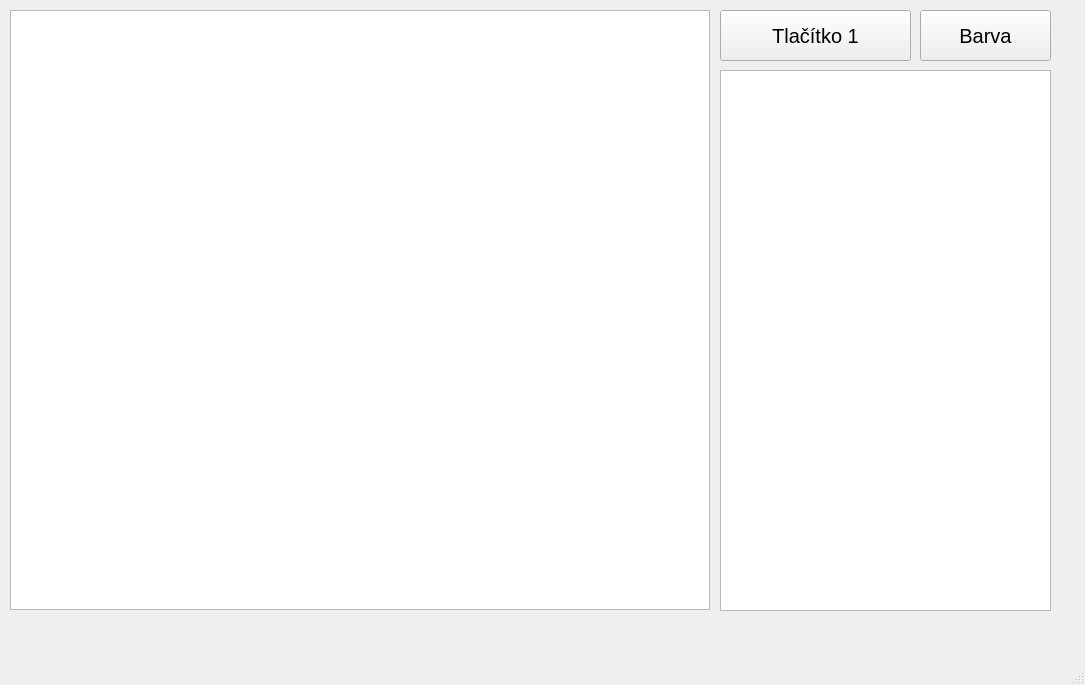
Qt form 12_Letadlo/mainwindow.ui (SPSMB/PRO_4r_2023_2024_IT1) before a commit.
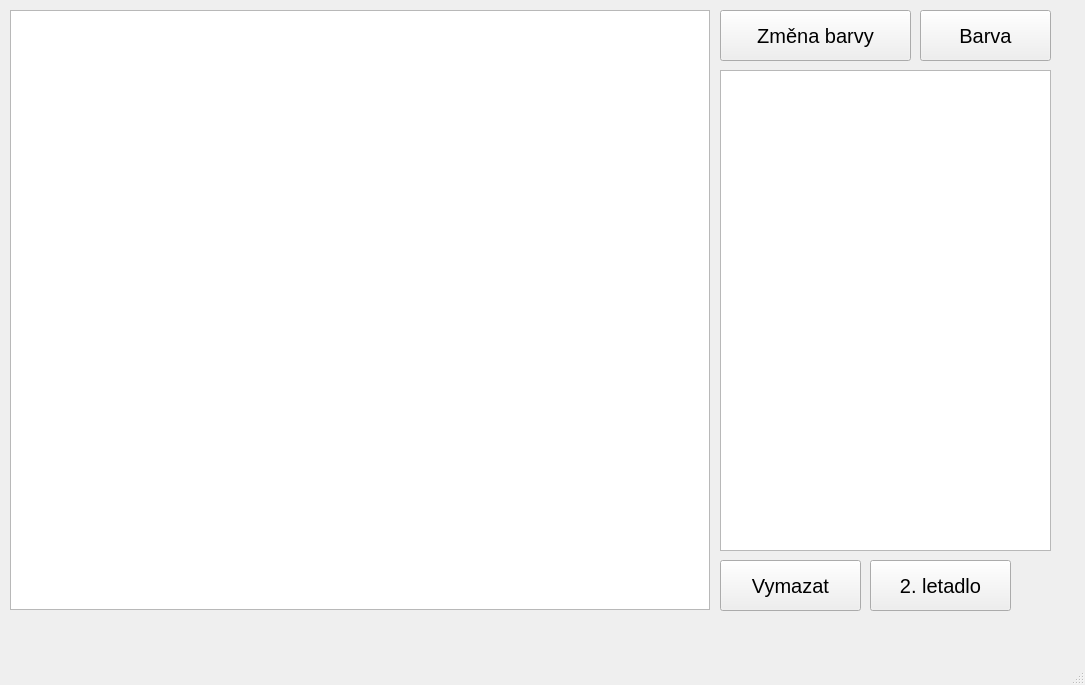
The same form after that commit.

```diff
--- a/12_Letadlo/mainwindow.ui
+++ b/12_Letadlo/mainwindow.ui
@@ -45,7 +45,7 @@
      </font>
     </property>
     <property name="text">
-     <string>Tlačítko 1</string>
+     <string>Změna barvy</string>
     </property>
    </widget>
    <widget class="QTextEdit" name="console">
@@ -54,7 +54,7 @@
       <x>720</x>
       <y>70</y>
       <width>331</width>
-      <height>541</height>
+      <height>481</height>
      </rect>
     </property>
     <property name="font">
@@ -81,6 +81,42 @@
      <string>Barva</string>
     </property>
    </widget>
+   <widget class="QPushButton" name="btn_vymazat">
+    <property name="geometry">
+     <rect>
+      <x>720</x>
+      <y>560</y>
+      <width>141</width>
+      <height>51</height>
+     </rect>
+    </property>
+    <property name="font">
+     <font>
+      <pointsize>15</pointsize>
+     </font>
+    </property>
+    <property name="text">
+     <string>Vymazat</string>
+    </property>
+   </widget>
+   <widget class="QPushButton" name="btn_letadlo">
+    <property name="geometry">
+     <rect>
+      <x>870</x>
+      <y>560</y>
+      <width>141</width>
+      <height>51</height>
+     </rect>
+    </property>
+    <property name="font">
+     <font>
+      <pointsize>15</pointsize>
+     </font>
+    </property>
+    <property name="text">
+     <string>2. letadlo</string>
+    </property>
+   </widget>
   </widget>
   <widget class="QMenuBar" name="menubar">
    <property name="geometry">
```
